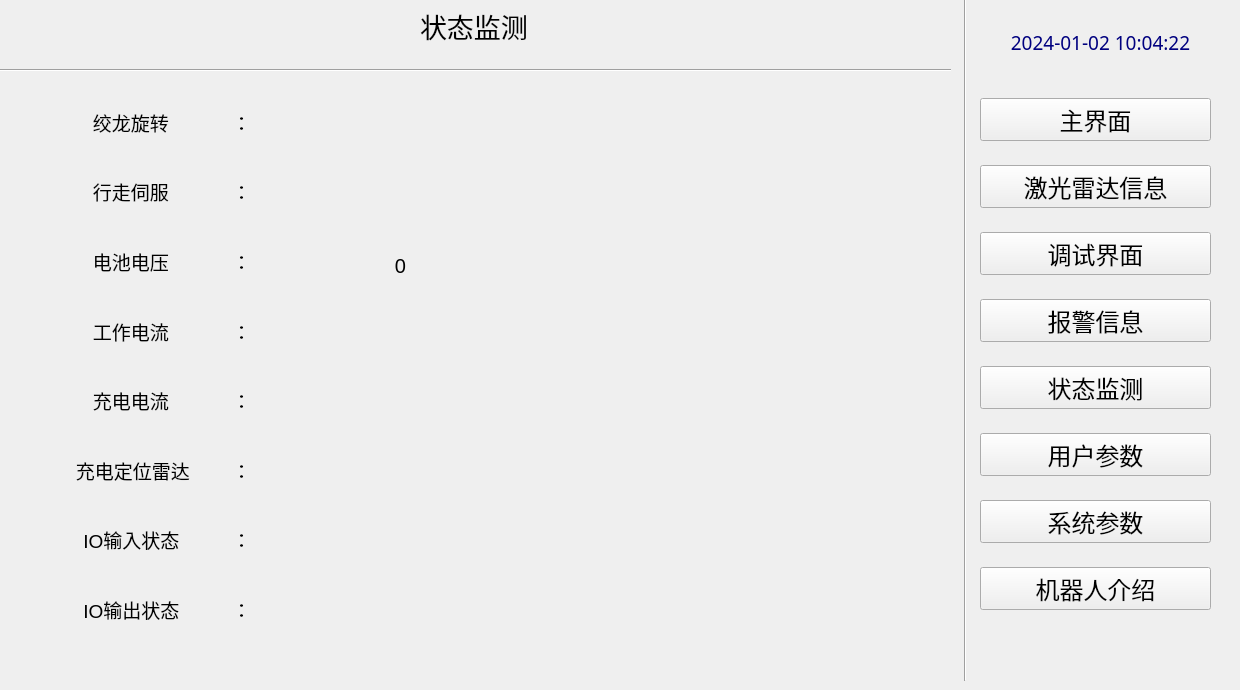
Qt form robots_qt/src/robots_qt/ui/widget.ui (xingzay/Critic_Pluning) before a commit.
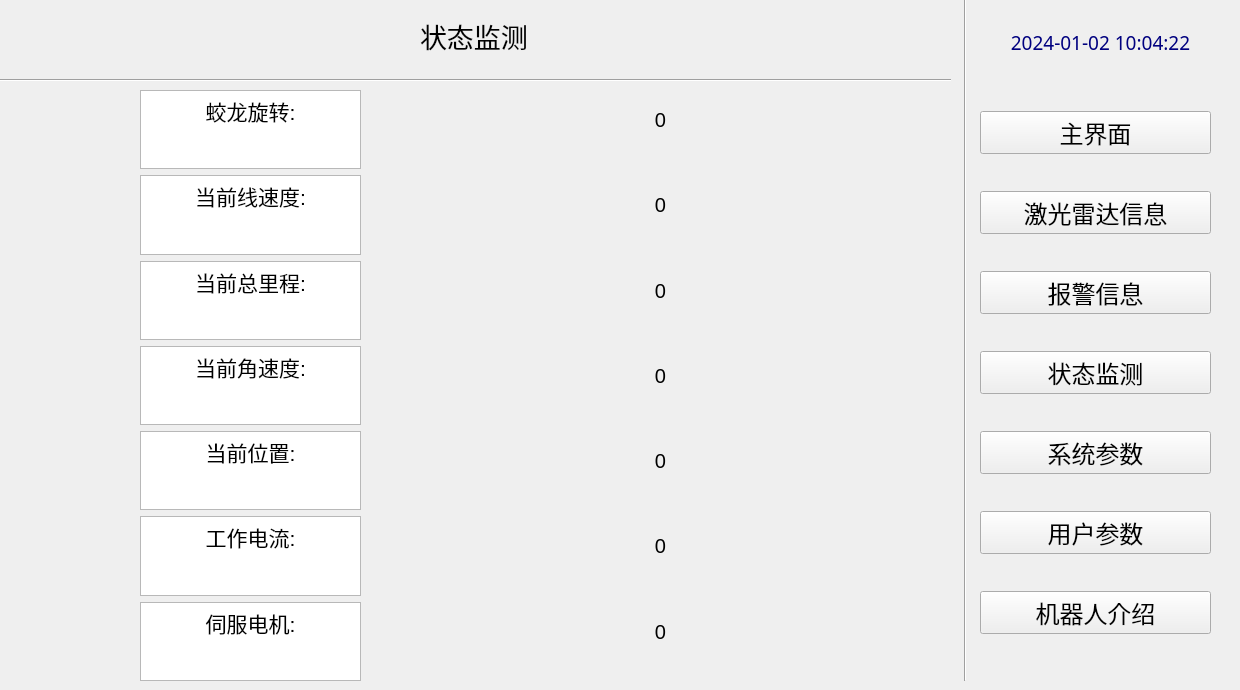
The same form after that commit. The open tabs and pages were chosen to show the change. Icons and pictures are not drawn.

Commit message: update robots_qt/src/robots_qt/ui/widget.ui. 修整状态监测界面

Diff of the .ui file:
```diff
--- a/robots_qt/src/robots_qt/ui/widget.ui
+++ b/robots_qt/src/robots_qt/ui/widget.ui
@@ -17,13 +17,13 @@
    <property name="geometry">
     <rect>
      <x>0</x>
-     <y>0</y>
+     <y>10</y>
      <width>951</width>
      <height>671</height>
     </rect>
    </property>
    <property name="currentIndex">
-    <number>0</number>
+    <number>1</number>
    </property>
    <widget class="QWidget" name="page">
     <widget class="QLabel" name="Mainwindows">
@@ -131,57 +131,11 @@
       <set>Qt::AlignCenter</set>
      </property>
     </widget>
-    <widget class="QTextEdit" name="linear_textEdit">
-     <property name="geometry">
-      <rect>
-       <x>170</x>
-       <y>300</y>
-       <width>181</width>
-       <height>41</height>
-      </rect>
-     </property>
-     <property name="font">
-      <font>
-       <pointsize>15</pointsize>
-      </font>
-     </property>
-     <property name="html">
-      <string>&lt;!DOCTYPE HTML PUBLIC &quot;-//W3C//DTD HTML 4.0//EN&quot; &quot;http://www.w3.org/TR/REC-html40/strict.dtd&quot;&gt;
-&lt;html&gt;&lt;head&gt;&lt;meta name=&quot;qrichtext&quot; content=&quot;1&quot; /&gt;&lt;meta charset=&quot;utf-8&quot; /&gt;&lt;style type=&quot;text/css&quot;&gt;
-p, li { white-space: pre-wrap; }
-hr { height: 1px; border-width: 0; }
-li.unchecked::marker { content: &quot;\2610&quot;; }
-li.checked::marker { content: &quot;\2612&quot;; }
-&lt;/style&gt;&lt;/head&gt;&lt;body style=&quot; font-family:'Ubuntu'; font-size:15pt; font-weight:400; font-style:normal;&quot;&gt;
-&lt;p align=&quot;center&quot; style=&quot; margin-top:0px; margin-bottom:0px; margin-left:0px; margin-right:0px; -qt-block-indent:0; text-indent:0px;&quot;&gt;&lt;span style=&quot; font-size:16pt;&quot;&gt;当前线速度:&lt;/span&gt;&lt;/p&gt;&lt;/body&gt;&lt;/html&gt;</string>
-     </property>
-    </widget>
-    <widget class="QLabel" name="linear_label">
-     <property name="geometry">
-      <rect>
-       <x>410</x>
-       <y>300</y>
-       <width>201</width>
-       <height>51</height>
-      </rect>
-     </property>
-     <property name="font">
-      <font>
-       <pointsize>15</pointsize>
-      </font>
-     </property>
-     <property name="text">
-      <string>0</string>
-     </property>
-     <property name="alignment">
-      <set>Qt::AlignCenter</set>
-     </property>
-    </widget>
     <widget class="QLabel" name="check_tb3_node_label">
      <property name="geometry">
       <rect>
-       <x>500</x>
-       <y>240</y>
+       <x>490</x>
+       <y>320</y>
        <width>21</width>
        <height>21</height>
       </rect>
@@ -201,8 +155,8 @@
     <widget class="QTextEdit" name="check_tb3_textEdit">
      <property name="geometry">
       <rect>
-       <x>170</x>
-       <y>230</y>
+       <x>160</x>
+       <y>310</y>
        <width>181</width>
        <height>41</height>
       </rect>
@@ -329,98 +283,6 @@
       <set>Qt::AlignCenter</set>
      </property>
     </widget>
-    <widget class="QTextEdit" name="angular_textEdit">
-     <property name="geometry">
-      <rect>
-       <x>170</x>
-       <y>460</y>
-       <width>181</width>
-       <height>41</height>
-      </rect>
-     </property>
-     <property name="font">
-      <font>
-       <pointsize>15</pointsize>
-      </font>
-     </property>
-     <property name="html">
-      <string>&lt;!DOCTYPE HTML PUBLIC &quot;-//W3C//DTD HTML 4.0//EN&quot; &quot;http://www.w3.org/TR/REC-html40/strict.dtd&quot;&gt;
-&lt;html&gt;&lt;head&gt;&lt;meta name=&quot;qrichtext&quot; content=&quot;1&quot; /&gt;&lt;meta charset=&quot;utf-8&quot; /&gt;&lt;style type=&quot;text/css&quot;&gt;
-p, li { white-space: pre-wrap; }
-hr { height: 1px; border-width: 0; }
-li.unchecked::marker { content: &quot;\2610&quot;; }
-li.checked::marker { content: &quot;\2612&quot;; }
-&lt;/style&gt;&lt;/head&gt;&lt;body style=&quot; font-family:'Ubuntu'; font-size:15pt; font-weight:400; font-style:normal;&quot;&gt;
-&lt;p align=&quot;center&quot; style=&quot; margin-top:0px; margin-bottom:0px; margin-left:0px; margin-right:0px; -qt-block-indent:0; text-indent:0px;&quot;&gt;&lt;span style=&quot; font-size:16pt;&quot;&gt;当前角速度:&lt;/span&gt;&lt;/p&gt;&lt;/body&gt;&lt;/html&gt;</string>
-     </property>
-    </widget>
-    <widget class="QLabel" name="angular_label">
-     <property name="geometry">
-      <rect>
-       <x>410</x>
-       <y>450</y>
-       <width>201</width>
-       <height>51</height>
-      </rect>
-     </property>
-     <property name="font">
-      <font>
-       <pointsize>15</pointsize>
-      </font>
-     </property>
-     <property name="text">
-      <string>0</string>
-     </property>
-     <property name="alignment">
-      <set>Qt::AlignCenter</set>
-     </property>
-    </widget>
-    <widget class="QTextEdit" name="route_textEdit">
-     <property name="geometry">
-      <rect>
-       <x>170</x>
-       <y>380</y>
-       <width>181</width>
-       <height>41</height>
-      </rect>
-     </property>
-     <property name="font">
-      <font>
-       <pointsize>15</pointsize>
-      </font>
-     </property>
-     <property name="html">
-      <string>&lt;!DOCTYPE HTML PUBLIC &quot;-//W3C//DTD HTML 4.0//EN&quot; &quot;http://www.w3.org/TR/REC-html40/strict.dtd&quot;&gt;
-&lt;html&gt;&lt;head&gt;&lt;meta name=&quot;qrichtext&quot; content=&quot;1&quot; /&gt;&lt;meta charset=&quot;utf-8&quot; /&gt;&lt;style type=&quot;text/css&quot;&gt;
-p, li { white-space: pre-wrap; }
-hr { height: 1px; border-width: 0; }
-li.unchecked::marker { content: &quot;\2610&quot;; }
-li.checked::marker { content: &quot;\2612&quot;; }
-&lt;/style&gt;&lt;/head&gt;&lt;body style=&quot; font-family:'Ubuntu'; font-size:15pt; font-weight:400; font-style:normal;&quot;&gt;
-&lt;p align=&quot;center&quot; style=&quot; margin-top:0px; margin-bottom:0px; margin-left:0px; margin-right:0px; -qt-block-indent:0; text-indent:0px;&quot;&gt;&lt;span style=&quot; font-size:16pt;&quot;&gt;当前总里程:&lt;/span&gt;&lt;/p&gt;&lt;/body&gt;&lt;/html&gt;</string>
-     </property>
-    </widget>
-    <widget class="QLabel" name="route_label">
-     <property name="geometry">
-      <rect>
-       <x>410</x>
-       <y>380</y>
-       <width>201</width>
-       <height>51</height>
-      </rect>
-     </property>
-     <property name="font">
-      <font>
-       <pointsize>15</pointsize>
-      </font>
-     </property>
-     <property name="text">
-      <string>0</string>
-     </property>
-     <property name="alignment">
-      <set>Qt::AlignCenter</set>
-     </property>
-    </widget>
    </widget>
    <widget class="QWidget" name="page_2">
     <widget class="QLabel" name="Mainwindows_2">
@@ -551,89 +413,11 @@
      </column>
      <column>
       <property name="text">
-       <string>坐标</string>
+       <string>Landmark坐标</string>
       </property>
      </column>
     </widget>
    </widget>
-   <widget class="QWidget" name="page_6">
-    <widget class="QLabel" name="Mainwindows_6">
-     <property name="geometry">
-      <rect>
-       <x>400</x>
-       <y>30</y>
-       <width>111</width>
-       <height>31</height>
-      </rect>
-     </property>
-     <property name="font">
-      <font>
-       <pointsize>20</pointsize>
-      </font>
-     </property>
-     <property name="text">
-      <string>调试界面</string>
-     </property>
-    </widget>
-    <widget class="QRadioButton" name="Work_4">
-     <property name="geometry">
-      <rect>
-       <x>420</x>
-       <y>120</y>
-       <width>101</width>
-       <height>23</height>
-      </rect>
-     </property>
-     <property name="font">
-      <font>
-       <pointsize>16</pointsize>
-      </font>
-     </property>
-     <property name="text">
-      <string>工作</string>
-     </property>
-    </widget>
-    <widget class="QLabel" name="mode_4">
-     <property name="geometry">
-      <rect>
-       <x>210</x>
-       <y>110</y>
-       <width>171</width>
-       <height>41</height>
-      </rect>
-     </property>
-     <property name="font">
-      <font>
-       <pointsize>16</pointsize>
-       <kerning>true</kerning>
-      </font>
-     </property>
-     <property name="text">
-      <string>状   态   切   换   ：</string>
-     </property>
-     <property name="alignment">
-      <set>Qt::AlignCenter</set>
-     </property>
-    </widget>
-    <widget class="QRadioButton" name="Build_4">
-     <property name="geometry">
-      <rect>
-       <x>560</x>
-       <y>120</y>
-       <width>101</width>
-       <height>23</height>
-      </rect>
-     </property>
-     <property name="font">
-      <font>
-       <pointsize>16</pointsize>
-      </font>
-     </property>
-     <property name="text">
-      <string>调试</string>
-     </property>
-    </widget>
-   </widget>
    <widget class="QWidget" name="page_3">
     <widget class="QLabel" name="Mainwindows_3">
      <property name="geometry">
@@ -954,146 +738,6 @@
     </widget>
    </widget>
    <widget class="QWidget" name="page_4">
-    <widget class="QWidget" name="layoutWidget_4">
-     <property name="geometry">
-      <rect>
-       <x>40</x>
-       <y>90</y>
-       <width>211</width>
-       <height>551</height>
-      </rect>
-     </property>
-     <layout class="QVBoxLayout" name="verticalLayout_3">
-      <item>
-       <widget class="QLabel" name="mode_19">
-        <property name="font">
-         <font>
-          <pointsize>14</pointsize>
-          <kerning>true</kerning>
-         </font>
-        </property>
-        <property name="text">
-         <string>绞龙旋转            ：</string>
-        </property>
-        <property name="alignment">
-         <set>Qt::AlignRight|Qt::AlignTrailing|Qt::AlignVCenter</set>
-        </property>
-       </widget>
-      </item>
-      <item>
-       <widget class="QLabel" name="mode_20">
-        <property name="font">
-         <font>
-          <pointsize>14</pointsize>
-          <kerning>true</kerning>
-         </font>
-        </property>
-        <property name="text">
-         <string>行走伺服            ：</string>
-        </property>
-        <property name="alignment">
-         <set>Qt::AlignRight|Qt::AlignTrailing|Qt::AlignVCenter</set>
-        </property>
-       </widget>
-      </item>
-      <item>
-       <widget class="QLabel" name="mode_21">
-        <property name="font">
-         <font>
-          <pointsize>14</pointsize>
-          <kerning>true</kerning>
-         </font>
-        </property>
-        <property name="text">
-         <string>电池电压            ：</string>
-        </property>
-        <property name="alignment">
-         <set>Qt::AlignRight|Qt::AlignTrailing|Qt::AlignVCenter</set>
-        </property>
-       </widget>
-      </item>
-      <item>
-       <widget class="QLabel" name="mode_22">
-        <property name="font">
-         <font>
-          <pointsize>14</pointsize>
-          <kerning>true</kerning>
-         </font>
-        </property>
-        <property name="text">
-         <string>工作电流            ：</string>
-        </property>
-        <property name="alignment">
-         <set>Qt::AlignRight|Qt::AlignTrailing|Qt::AlignVCenter</set>
-        </property>
-       </widget>
-      </item>
-      <item>
-       <widget class="QLabel" name="mode_23">
-        <property name="font">
-         <font>
-          <pointsize>14</pointsize>
-          <kerning>true</kerning>
-         </font>
-        </property>
-        <property name="text">
-         <string>充电电流            ：</string>
-        </property>
-        <property name="alignment">
-         <set>Qt::AlignRight|Qt::AlignTrailing|Qt::AlignVCenter</set>
-        </property>
-       </widget>
-      </item>
-      <item>
-       <widget class="QLabel" name="mode_26">
-        <property name="font">
-         <font>
-          <pointsize>14</pointsize>
-          <kerning>true</kerning>
-         </font>
-        </property>
-        <property name="text">
-         <string>充电定位雷达        ：</string>
-        </property>
-        <property name="alignment">
-         <set>Qt::AlignRight|Qt::AlignTrailing|Qt::AlignVCenter</set>
-        </property>
-       </widget>
-      </item>
-      <item>
-       <widget class="QLabel" name="mode_29">
-        <property name="font">
-         <font>
-          <pointsize>14</pointsize>
-          <kerning>true</kerning>
-         </font>
-        </property>
-        <property name="text">
-         <string>IO输入状态          ：</string>
-        </property>
-        <property name="alignment">
-         <set>Qt::AlignRight|Qt::AlignTrailing|Qt::AlignVCenter</set>
-        </property>
-       </widget>
-      </item>
-      <item>
-       <widget class="QLabel" name="mode_30">
-        <property name="font">
-         <font>
-          <pointsize>14</pointsize>
-          <kerning>true</kerning>
-         </font>
-        </property>
-        <property name="text">
-         <string>IO输出状态          ：</string>
-        </property>
-        <property name="alignment">
-         <set>Qt::AlignRight|Qt::AlignTrailing|Qt::AlignVCenter</set>
-        </property>
-       </widget>
-      </item>
-     </layout>
-    </widget>
     <widget class="QLabel" name="Mainwindows_7">
      <property name="geometry">
       <rect>
@@ -1125,26 +769,267 @@
       <enum>Qt::Horizontal</enum>
      </property>
     </widget>
-    <widget class="QLabel" name="volts_label_2">
+    <widget class="QWidget" name="">
      <property name="geometry">
       <rect>
-       <x>300</x>
-       <y>240</y>
-       <width>201</width>
-       <height>51</height>
+       <x>140</x>
+       <y>80</y>
+       <width>221</width>
+       <height>591</height>
       </rect>
      </property>
-     <property name="font">
-      <font>
-       <pointsize>15</pointsize>
-      </font>
+     <layout class="QVBoxLayout" name="verticalLayout">
+      <item>
+       <widget class="QTextEdit" name="revolve_textEdit">
+        <property name="font">
+         <font>
+          <pointsize>15</pointsize>
+         </font>
+        </property>
+        <property name="html">
+         <string>&lt;!DOCTYPE HTML PUBLIC &quot;-//W3C//DTD HTML 4.0//EN&quot; &quot;http://www.w3.org/TR/REC-html40/strict.dtd&quot;&gt;
+&lt;html&gt;&lt;head&gt;&lt;meta name=&quot;qrichtext&quot; content=&quot;1&quot; /&gt;&lt;meta charset=&quot;utf-8&quot; /&gt;&lt;style type=&quot;text/css&quot;&gt;
+p, li { white-space: pre-wrap; }
+hr { height: 1px; border-width: 0; }
+li.unchecked::marker { content: &quot;\2610&quot;; }
+li.checked::marker { content: &quot;\2612&quot;; }
+&lt;/style&gt;&lt;/head&gt;&lt;body style=&quot; font-family:'Ubuntu'; font-size:15pt; font-weight:400; font-style:normal;&quot;&gt;
+&lt;p align=&quot;center&quot; style=&quot; margin-top:0px; margin-bottom:0px; margin-left:0px; margin-right:0px; -qt-block-indent:0; text-indent:0px;&quot;&gt;&lt;span style=&quot; font-size:16pt;&quot;&gt;蛟龙旋转:&lt;/span&gt;&lt;/p&gt;&lt;/body&gt;&lt;/html&gt;</string>
+        </property>
+       </widget>
+      </item>
+      <item>
+       <widget class="QTextEdit" name="linear_textEdit">
+        <property name="font">
+         <font>
+          <pointsize>15</pointsize>
+         </font>
+        </property>
+        <property name="html">
+         <string>&lt;!DOCTYPE HTML PUBLIC &quot;-//W3C//DTD HTML 4.0//EN&quot; &quot;http://www.w3.org/TR/REC-html40/strict.dtd&quot;&gt;
+&lt;html&gt;&lt;head&gt;&lt;meta name=&quot;qrichtext&quot; content=&quot;1&quot; /&gt;&lt;meta charset=&quot;utf-8&quot; /&gt;&lt;style type=&quot;text/css&quot;&gt;
+p, li { white-space: pre-wrap; }
+hr { height: 1px; border-width: 0; }
+li.unchecked::marker { content: &quot;\2610&quot;; }
+li.checked::marker { content: &quot;\2612&quot;; }
+&lt;/style&gt;&lt;/head&gt;&lt;body style=&quot; font-family:'Ubuntu'; font-size:15pt; font-weight:400; font-style:normal;&quot;&gt;
+&lt;p align=&quot;center&quot; style=&quot; margin-top:0px; margin-bottom:0px; margin-left:0px; margin-right:0px; -qt-block-indent:0; text-indent:0px;&quot;&gt;&lt;span style=&quot; font-size:16pt;&quot;&gt;当前线速度:&lt;/span&gt;&lt;/p&gt;&lt;/body&gt;&lt;/html&gt;</string>
+        </property>
+       </widget>
+      </item>
+      <item>
+       <widget class="QTextEdit" name="route_textEdit">
+        <property name="font">
+         <font>
+          <pointsize>15</pointsize>
+         </font>
+        </property>
+        <property name="html">
+         <string>&lt;!DOCTYPE HTML PUBLIC &quot;-//W3C//DTD HTML 4.0//EN&quot; &quot;http://www.w3.org/TR/REC-html40/strict.dtd&quot;&gt;
+&lt;html&gt;&lt;head&gt;&lt;meta name=&quot;qrichtext&quot; content=&quot;1&quot; /&gt;&lt;meta charset=&quot;utf-8&quot; /&gt;&lt;style type=&quot;text/css&quot;&gt;
+p, li { white-space: pre-wrap; }
+hr { height: 1px; border-width: 0; }
+li.unchecked::marker { content: &quot;\2610&quot;; }
+li.checked::marker { content: &quot;\2612&quot;; }
+&lt;/style&gt;&lt;/head&gt;&lt;body style=&quot; font-family:'Ubuntu'; font-size:15pt; font-weight:400; font-style:normal;&quot;&gt;
+&lt;p align=&quot;center&quot; style=&quot; margin-top:0px; margin-bottom:0px; margin-left:0px; margin-right:0px; -qt-block-indent:0; text-indent:0px;&quot;&gt;&lt;span style=&quot; font-size:16pt;&quot;&gt;当前总里程:&lt;/span&gt;&lt;/p&gt;&lt;/body&gt;&lt;/html&gt;</string>
+        </property>
+       </widget>
+      </item>
+      <item alignment="Qt::AlignHCenter">
+       <widget class="QTextEdit" name="angular_textEdit">
+        <property name="font">
+         <font>
+          <pointsize>15</pointsize>
+         </font>
+        </property>
+        <property name="html">
+         <string>&lt;!DOCTYPE HTML PUBLIC &quot;-//W3C//DTD HTML 4.0//EN&quot; &quot;http://www.w3.org/TR/REC-html40/strict.dtd&quot;&gt;
+&lt;html&gt;&lt;head&gt;&lt;meta name=&quot;qrichtext&quot; content=&quot;1&quot; /&gt;&lt;meta charset=&quot;utf-8&quot; /&gt;&lt;style type=&quot;text/css&quot;&gt;
+p, li { white-space: pre-wrap; }
+hr { height: 1px; border-width: 0; }
+li.unchecked::marker { content: &quot;\2610&quot;; }
+li.checked::marker { content: &quot;\2612&quot;; }
+&lt;/style&gt;&lt;/head&gt;&lt;body style=&quot; font-family:'Ubuntu'; font-size:15pt; font-weight:400; font-style:normal;&quot;&gt;
+&lt;p align=&quot;center&quot; style=&quot; margin-top:0px; margin-bottom:0px; margin-left:0px; margin-right:0px; -qt-block-indent:0; text-indent:0px;&quot;&gt;&lt;span style=&quot; font-size:16pt;&quot;&gt;当前角速度:&lt;/span&gt;&lt;/p&gt;&lt;/body&gt;&lt;/html&gt;</string>
+        </property>
+       </widget>
+      </item>
+      <item>
+       <widget class="QTextEdit" name="robot_position_textEdit">
+        <property name="font">
+         <font>
+          <pointsize>15</pointsize>
+         </font>
+        </property>
+        <property name="html">
+         <string>&lt;!DOCTYPE HTML PUBLIC &quot;-//W3C//DTD HTML 4.0//EN&quot; &quot;http://www.w3.org/TR/REC-html40/strict.dtd&quot;&gt;
+&lt;html&gt;&lt;head&gt;&lt;meta name=&quot;qrichtext&quot; content=&quot;1&quot; /&gt;&lt;meta charset=&quot;utf-8&quot; /&gt;&lt;style type=&quot;text/css&quot;&gt;
+p, li { white-space: pre-wrap; }
+hr { height: 1px; border-width: 0; }
+li.unchecked::marker { content: &quot;\2610&quot;; }
+li.checked::marker { content: &quot;\2612&quot;; }
+&lt;/style&gt;&lt;/head&gt;&lt;body style=&quot; font-family:'Ubuntu'; font-size:15pt; font-weight:400; font-style:normal;&quot;&gt;
+&lt;p align=&quot;center&quot; style=&quot; margin-top:0px; margin-bottom:0px; margin-left:0px; margin-right:0px; -qt-block-indent:0; text-indent:0px;&quot;&gt;&lt;span style=&quot; font-size:16pt;&quot;&gt;当前位置:&lt;/span&gt;&lt;/p&gt;&lt;/body&gt;&lt;/html&gt;</string>
+        </property>
+       </widget>
+      </item>
+      <item>
+       <widget class="QTextEdit" name="current_textEdit">
+        <property name="font">
+         <font>
+          <pointsize>15</pointsize>
+         </font>
+        </property>
+        <property name="html">
+         <string>&lt;!DOCTYPE HTML PUBLIC &quot;-//W3C//DTD HTML 4.0//EN&quot; &quot;http://www.w3.org/TR/REC-html40/strict.dtd&quot;&gt;
+&lt;html&gt;&lt;head&gt;&lt;meta name=&quot;qrichtext&quot; content=&quot;1&quot; /&gt;&lt;meta charset=&quot;utf-8&quot; /&gt;&lt;style type=&quot;text/css&quot;&gt;
+p, li { white-space: pre-wrap; }
+hr { height: 1px; border-width: 0; }
+li.unchecked::marker { content: &quot;\2610&quot;; }
+li.checked::marker { content: &quot;\2612&quot;; }
+&lt;/style&gt;&lt;/head&gt;&lt;body style=&quot; font-family:'Ubuntu'; font-size:15pt; font-weight:400; font-style:normal;&quot;&gt;
+&lt;p align=&quot;center&quot; style=&quot; margin-top:0px; margin-bottom:0px; margin-left:0px; margin-right:0px; -qt-block-indent:0; text-indent:0px;&quot;&gt;&lt;span style=&quot; font-size:16pt;&quot;&gt;工作电流:&lt;/span&gt;&lt;/p&gt;&lt;/body&gt;&lt;/html&gt;</string>
+        </property>
+       </widget>
+      </item>
+      <item>
+       <widget class="QTextEdit" name="motor_textEdit">
+        <property name="font">
+         <font>
+          <pointsize>15</pointsize>
+         </font>
+        </property>
+        <property name="html">
+         <string>&lt;!DOCTYPE HTML PUBLIC &quot;-//W3C//DTD HTML 4.0//EN&quot; &quot;http://www.w3.org/TR/REC-html40/strict.dtd&quot;&gt;
+&lt;html&gt;&lt;head&gt;&lt;meta name=&quot;qrichtext&quot; content=&quot;1&quot; /&gt;&lt;meta charset=&quot;utf-8&quot; /&gt;&lt;style type=&quot;text/css&quot;&gt;
+p, li { white-space: pre-wrap; }
+hr { height: 1px; border-width: 0; }
+li.unchecked::marker { content: &quot;\2610&quot;; }
+li.checked::marker { content: &quot;\2612&quot;; }
+&lt;/style&gt;&lt;/head&gt;&lt;body style=&quot; font-family:'Ubuntu'; font-size:15pt; font-weight:400; font-style:normal;&quot;&gt;
+&lt;p align=&quot;center&quot; style=&quot; margin-top:0px; margin-bottom:0px; margin-left:0px; margin-right:0px; -qt-block-indent:0; text-indent:0px;&quot;&gt;&lt;span style=&quot; font-size:16pt;&quot;&gt;伺服电机:&lt;/span&gt;&lt;/p&gt;&lt;/body&gt;&lt;/html&gt;</string>
+        </property>
+       </widget>
+      </item>
+     </layout>
+    </widget>
+    <widget class="QWidget" name="">
+     <property name="geometry">
+      <rect>
+       <x>550</x>
+       <y>70</y>
+       <width>221</width>
+       <height>591</height>
+      </rect>
      </property>
-     <property name="text">
-      <string>0</string>
-     </property>
-     <property name="alignment">
-      <set>Qt::AlignCenter</set>
-     </property>
+     <layout class="QVBoxLayout" name="verticalLayout_3">
+      <item>
+       <widget class="QLabel" name="current_label">
+        <property name="font">
+         <font>
+          <pointsize>15</pointsize>
+         </font>
+        </property>
+        <property name="text">
+         <string>0</string>
+        </property>
+        <property name="alignment">
+         <set>Qt::AlignCenter</set>
+        </property>
+       </widget>
+      </item>
+      <item>
+       <widget class="QLabel" name="linear_label">
+        <property name="font">
+         <font>
+          <pointsize>15</pointsize>
+         </font>
+        </property>
+        <property name="text">
+         <string>0</string>
+        </property>
+        <property name="alignment">
+         <set>Qt::AlignCenter</set>
+        </property>
+       </widget>
+      </item>
+      <item>
+       <widget class="QLabel" name="route_label">
+        <property name="font">
+         <font>
+          <pointsize>15</pointsize>
+         </font>
+        </property>
+        <property name="text">
+         <string>0</string>
+        </property>
+        <property name="alignment">
+         <set>Qt::AlignCenter</set>
+        </property>
+       </widget>
+      </item>
+      <item>
+       <widget class="QLabel" name="angular_label">
+        <property name="font">
+         <font>
+          <pointsize>15</pointsize>
+         </font>
+        </property>
+        <property name="text">
+         <string>0</string>
+        </property>
+        <property name="alignment">
+         <set>Qt::AlignCenter</set>
+        </property>
+       </widget>
+      </item>
+      <item>
+       <widget class="QLabel" name="robot_position_label">
+        <property name="font">
+         <font>
+          <pointsize>15</pointsize>
+         </font>
+        </property>
+        <property name="text">
+         <string>0</string>
+        </property>
+        <property name="alignment">
+         <set>Qt::AlignCenter</set>
+        </property>
+       </widget>
+      </item>
+      <item>
+       <widget class="QLabel" name="revolve_label">
+        <property name="font">
+         <font>
+          <pointsize>15</pointsize>
+         </font>
+        </property>
+        <property name="text">
+         <string>0</string>
+        </property>
+        <property name="alignment">
+         <set>Qt::AlignCenter</set>
+        </property>
+       </widget>
+      </item>
+      <item>
+       <widget class="QLabel" name="motor_label">
+        <property name="font">
+         <font>
+          <pointsize>15</pointsize>
+         </font>
+        </property>
+        <property name="text">
+         <string>0</string>
+        </property>
+        <property name="alignment">
+         <set>Qt::AlignCenter</set>
+        </property>
+       </widget>
+      </item>
+     </layout>
     </widget>
    </widget>
    <widget class="QWidget" name="page_5">
@@ -1975,7 +1860,7 @@
      <x>980</x>
      <y>80</y>
      <width>231</width>
-     <height>551</height>
+     <height>591</height>
     </rect>
    </property>
    <layout class="QVBoxLayout" name="verticalLayout_2">
@@ -2003,18 +1888,6 @@
       </property>
      </widget>
     </item>
-    <item>
-     <widget class="QPushButton" name="Test_Window">
-      <property name="font">
-       <font>
-        <pointsize>18</pointsize>
-       </font>
-      </property>
-      <property name="text">
-       <string>调试界面</string>
-      </property>
-     </widget>
-    </item>
     <item>
      <widget class="QPushButton" name="Error">
       <property name="font">
@@ -2039,18 +1912,6 @@
       </property>
      </widget>
     </item>
-    <item>
-     <widget class="QPushButton" name="user_param">
-      <property name="font">
-       <font>
-        <pointsize>18</pointsize>
-       </font>
-      </property>
-      <property name="text">
-       <string>用户参数</string>
-      </property>
-     </widget>
-    </item>
     <item>
      <widget class="QPushButton" name="system_param">
       <property name="font">
@@ -2063,6 +1924,18 @@
       </property>
      </widget>
     </item>
+    <item>
+     <widget class="QPushButton" name="user_param">
+      <property name="font">
+       <font>
+        <pointsize>18</pointsize>
+       </font>
+      </property>
+      <property name="text">
+       <string>用户参数</string>
+      </property>
+     </widget>
+    </item>
     <item>
      <widget class="QPushButton" name="robot_introduction">
       <property name="font">
```
